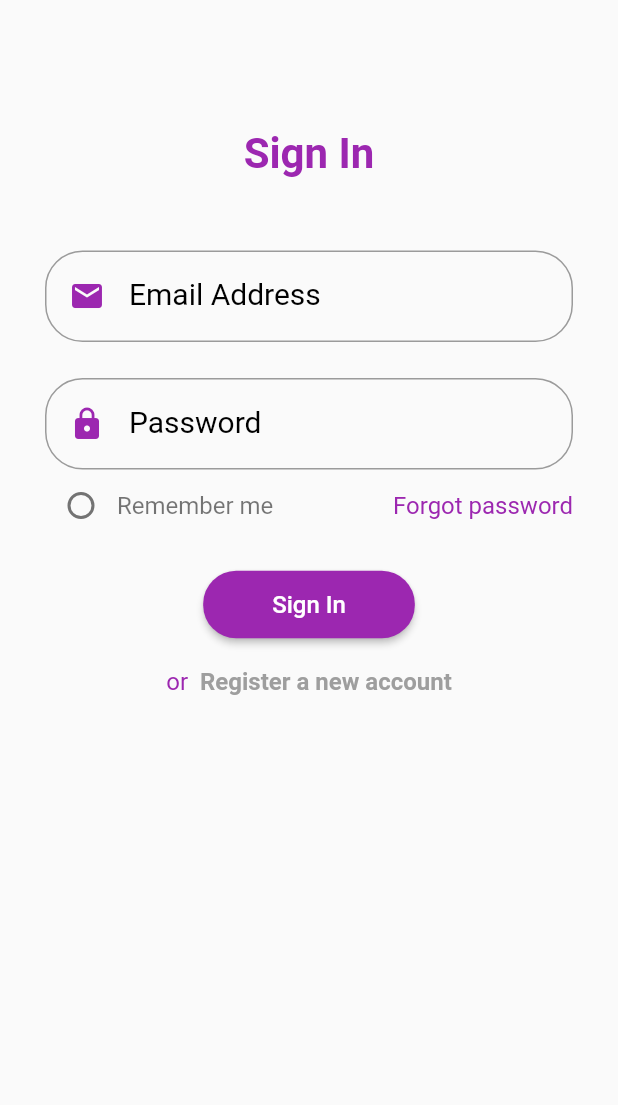
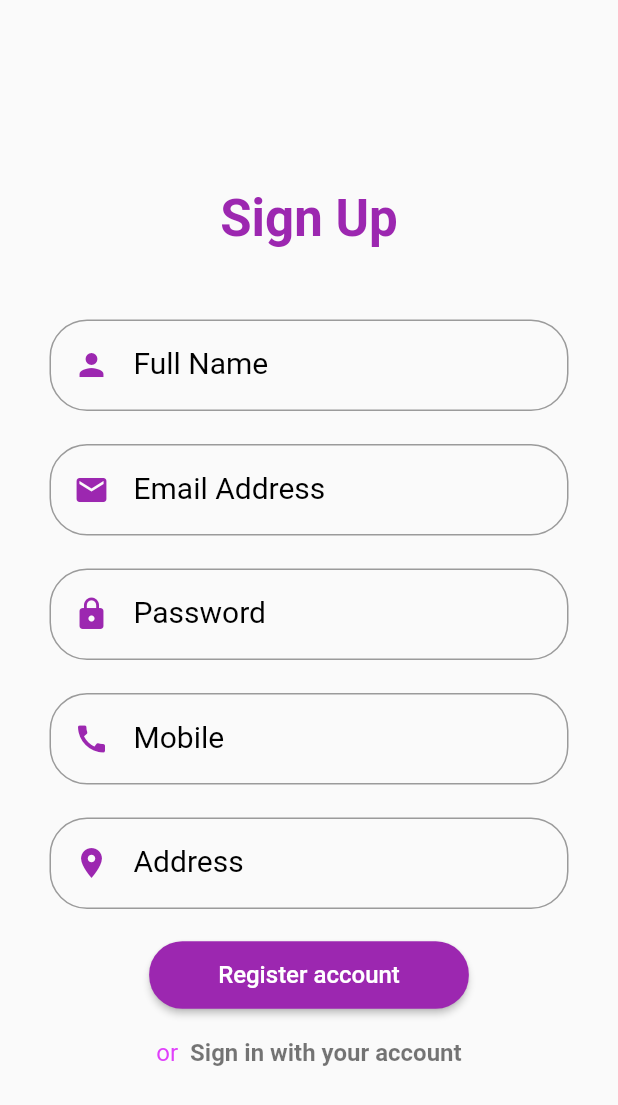
Before and after one commit to Naan-Than/login_sqflite, a Flutter app: the screen it shows after launch, on a phone screen of 412 x 824 dp. Shown: the top 1105 px of the screen. Run offline on Flutter 3.47's test engine with Material 2 defaults, Android fonts, the phone set to English and light mode, and no system bars; our stand-ins replace shared_preferences, sqflite; accounts and stored records are empty.

```diff
--- a/lib/main.dart
+++ b/lib/main.dart
@@ -14,14 +14,14 @@ class MyApp extends StatelessWidget {
   @override
   Widget build(BuildContext context) {
     return MaterialApp(
-      title: 'Flutter Demo',
+      debugShowCheckedModeBanner: false,
       theme: ThemeData(
         primarySwatch: Colors.purple,
       ),
       initialRoute: '/',
     routes: {
-      '/': (context) => const LoginScreen(),
-      '/register': (context) => const RegisterScreen(),
+      '/': (context) => const RegisterScreen(),
+      '/login': (context) => const LoginScreen(),
       '/home': (context) => const HomeScreen(),
 
     }
--- a/lib/screens/login_screen.dart
+++ b/lib/screens/login_screen.dart
@@ -47,10 +47,10 @@ class _LoginScreenState extends State<LoginScreen> {
                 children: [
                   const SizedBox(height: 58,),
                   Padding(
-                    padding: EdgeInsets.only(top: 28.0),
+                    padding: const EdgeInsets.only(top: 28.0),
                     child: Text(
                       Utility.signInText,
-                      style: TextStyle(
+                      style: const TextStyle(
                           fontSize: 28,
                           fontWeight: FontWeight.bold,
                           color: Colors.purple),
@@ -140,7 +140,7 @@ class _LoginScreenState extends State<LoginScreen> {
                                     text: "Register a new account",
                                     recognizer: TapGestureRecognizer()
                                       ..onTap = () {
-                                        Navigator.pushNamed(context, "/register");
+                                        Navigator.pushNamed(context, "/");
                                       },
                                     style: const TextStyle(color: Colors.grey, fontSize: 16,fontWeight: FontWeight.bold),
                                   ),
--- a/lib/screens/register_screen.dart
+++ b/lib/screens/register_screen.dart
@@ -42,7 +42,7 @@ class _RegisterScreenState extends State<RegisterScreen> {
         child: Form(
           key: formKey,
           child: Center(
-            child: Container(
+            child: SizedBox(
               height: MediaQuery.of(context).size.height,
               width: MediaQuery.of(context).size.width,
               // decoration: const BoxDecoration(
@@ -173,7 +173,7 @@ class _RegisterScreenState extends State<RegisterScreen> {
                                 text: "Sign in with your account",
                                 recognizer: TapGestureRecognizer()
                                   ..onTap = () {
-                                    Navigator.pushNamed(context, "/");
+                                    Navigator.pushNamed(context, "/login");
                                   },
                                 style: const TextStyle(
                                     color: Colors.black54,
@@ -204,6 +204,6 @@ class _RegisterScreenState extends State<RegisterScreen> {
     };
     final id = await dbHelper.insert(row);
     // Navigate to login
-    Navigator.pushNamed(context, "/");
+    Navigator.pushNamed(context, "/login");
   }
 }
```
